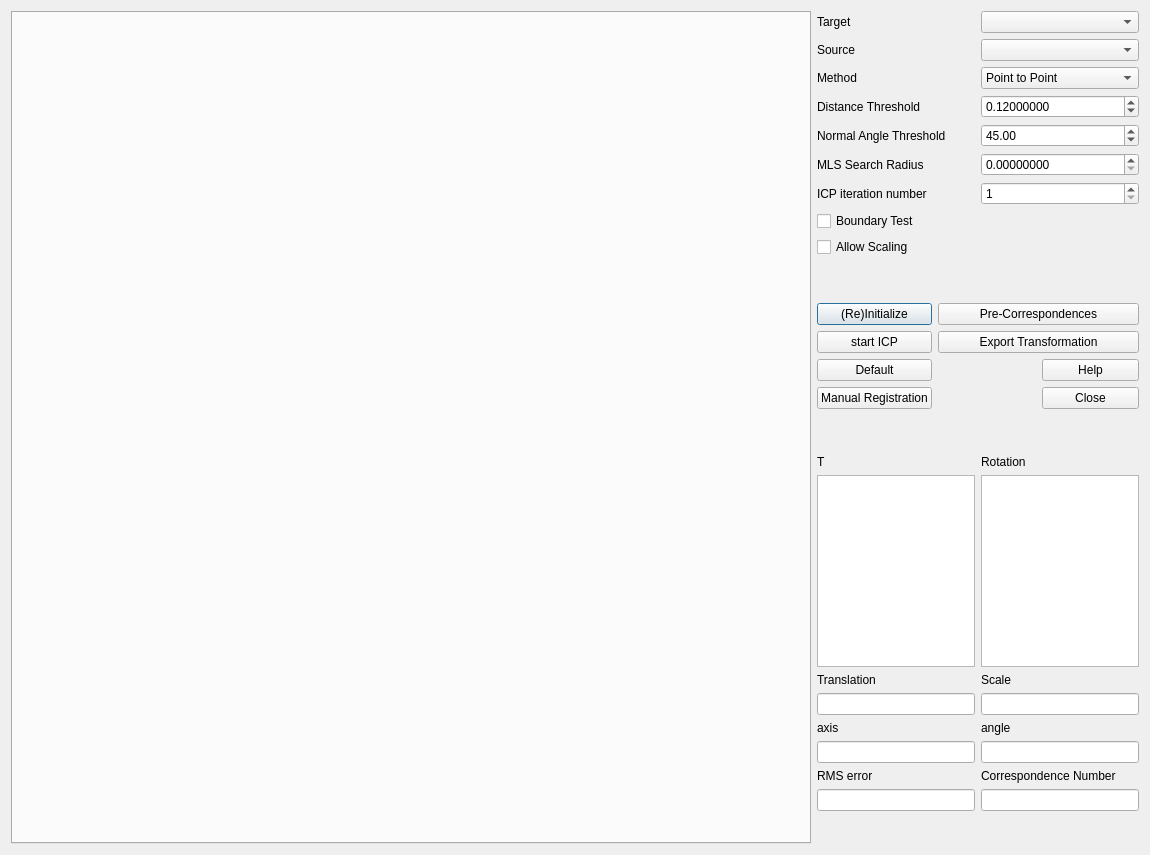
Qt form ui/PairwiseRegistrationDialog.ui (Tonsty/Registar) before a commit.
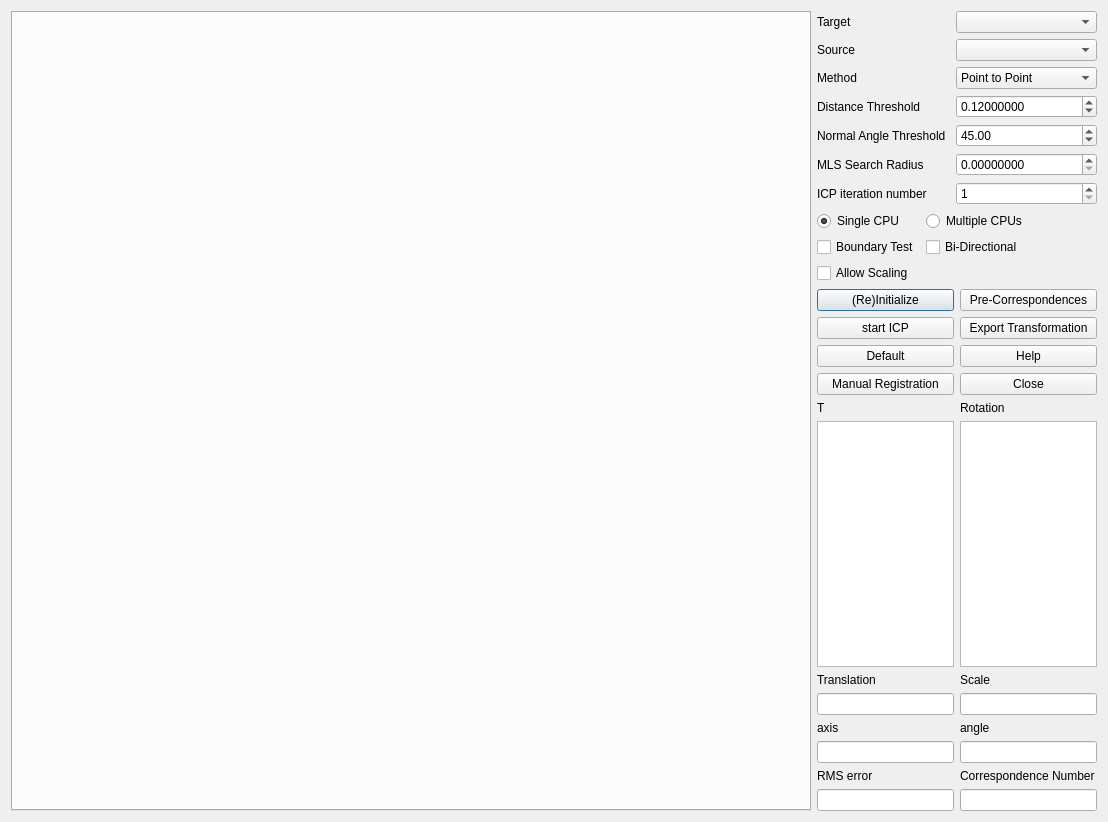
The same form after that commit. Icons and pictures are not drawn.

Commit message: fix a lot bug in PairwiseRegistration and related sections

Patch:
```diff
--- a/ui/PairwiseRegistrationDialog.ui
+++ b/ui/PairwiseRegistrationDialog.ui
@@ -6,8 +6,8 @@
    <rect>
     <x>0</x>
     <y>0</y>
-    <width>1150</width>
-    <height>855</height>
+    <width>1108</width>
+    <height>818</height>
    </rect>
   </property>
   <property name="windowTitle">
@@ -23,7 +23,7 @@
      <property name="minimumSize">
       <size>
        <width>800</width>
-       <height>600</height>
+       <height>800</height>
       </size>
      </property>
      <property name="currentIndex">
@@ -176,31 +176,59 @@
       </layout>
      </item>
      <item>
-      <widget class="QCheckBox" name="boundaryTestCheckBox">
+      <layout class="QGridLayout" name="gridLayout_4">
+       <item row="0" column="0">
+        <widget class="QRadioButton" name="scpuRadioButton">
        <property name="text">
-        <string>Boundary Test</string>
+          <string>Single CPU</string>
+         </property>
+         <property name="checked">
+          <bool>true</bool>
        </property>
       </widget>
      </item>
-     <item>
+       <item row="2" column="0">
       <widget class="QCheckBox" name="scalingCheckBox">
        <property name="text">
         <string>Allow Scaling</string>
        </property>
       </widget>
      </item>
-     <item>
-      <spacer name="verticalSpacer_3">
+       <item row="0" column="1">
+        <widget class="QRadioButton" name="mcpuRadioButton">
+         <property name="text">
+          <string>Multiple CPUs</string>
+         </property>
+        </widget>
+       </item>
+       <item row="1" column="0">
+        <widget class="QCheckBox" name="boundaryTestCheckBox">
+         <property name="text">
+          <string>Boundary Test</string>
+         </property>
+        </widget>
+       </item>
+       <item row="1" column="1">
+        <widget class="QCheckBox" name="biDirectionalCheckBox">
+         <property name="text">
+          <string>Bi-Directional</string>
+         </property>
+        </widget>
+       </item>
+       <item row="2" column="1">
+        <spacer name="horizontalSpacer">
        <property name="orientation">
-        <enum>Qt::Vertical</enum>
+          <enum>Qt::Horizontal</enum>
        </property>
        <property name="sizeHint" stdset="0">
         <size>
-         <width>20</width>
-         <height>40</height>
+           <width>40</width>
+           <height>20</height>
         </size>
        </property>
       </spacer>
+       </item>
+      </layout>
      </item>
      <item>
       <layout class="QGridLayout" name="gridLayout_2">
@@ -211,7 +239,7 @@
          </property>
         </widget>
        </item>
-       <item row="0" column="1" colspan="2">
+       <item row="0" column="1">
         <widget class="QPushButton" name="prePushButton">
          <property name="text">
           <string>Pre-Correspondences</string>
@@ -225,7 +253,7 @@
          </property>
         </widget>
        </item>
-       <item row="1" column="1" colspan="2">
+       <item row="1" column="1">
         <widget class="QPushButton" name="exportPushButton">
          <property name="text">
           <string>Export Transformation</string>
@@ -239,21 +267,21 @@
          </property>
         </widget>
        </item>
-       <item row="3" column="0">
-        <widget class="QPushButton" name="manualPushButton">
-         <property name="text">
-          <string>Manual Registration</string>
-         </property>
-        </widget>
-       </item>
-       <item row="2" column="2">
+       <item row="2" column="1">
         <widget class="QPushButton" name="helpPushButton">
          <property name="text">
           <string>Help</string>
          </property>
         </widget>
        </item>
-       <item row="3" column="2">
+       <item row="3" column="0">
+        <widget class="QPushButton" name="manualPushButton">
+         <property name="text">
+          <string>Manual Registration</string>
+         </property>
+        </widget>
+       </item>
+       <item row="3" column="1">
         <widget class="QPushButton" name="closePushButton">
          <property name="text">
           <string>Close</string>
@@ -262,19 +290,6 @@
        </item>
       </layout>
      </item>
-     <item>
-      <spacer name="verticalSpacer_2">
-       <property name="orientation">
-        <enum>Qt::Vertical</enum>
-       </property>
-       <property name="sizeHint" stdset="0">
-        <size>
-         <width>20</width>
-         <height>40</height>
-        </size>
-       </property>
-      </spacer>
-     </item>
      <item>
       <layout class="QGridLayout" name="gridLayout_3">
        <item row="6" column="0">
@@ -297,8 +312,8 @@
           <string>&lt;!DOCTYPE HTML PUBLIC &quot;-//W3C//DTD HTML 4.0//EN&quot; &quot;http://www.w3.org/TR/REC-html40/strict.dtd&quot;&gt;
 &lt;html&gt;&lt;head&gt;&lt;meta name=&quot;qrichtext&quot; content=&quot;1&quot; /&gt;&lt;style type=&quot;text/css&quot;&gt;
 p, li { white-space: pre-wrap; }
-&lt;/style&gt;&lt;/head&gt;&lt;body style=&quot; font-family:'Sans Serif'; font-size:12pt; font-weight:400; font-style:normal;&quot;&gt;
-&lt;p style=&quot;-qt-paragraph-type:empty; margin-top:0px; margin-bottom:0px; margin-left:0px; margin-right:0px; -qt-block-indent:0; text-indent:0px;&quot;&gt;&lt;br /&gt;&lt;/p&gt;&lt;/body&gt;&lt;/html&gt;</string>
+&lt;/style&gt;&lt;/head&gt;&lt;body style=&quot; font-family:'MS Shell Dlg 2'; font-size:8.25pt; font-weight:400; font-style:normal;&quot;&gt;
+&lt;p style=&quot;-qt-paragraph-type:empty; margin-top:0px; margin-bottom:0px; margin-left:0px; margin-right:0px; -qt-block-indent:0; text-indent:0px; font-family:'Sans Serif'; font-size:12pt;&quot;&gt;&lt;br /&gt;&lt;/p&gt;&lt;/body&gt;&lt;/html&gt;</string>
          </property>
         </widget>
        </item>
@@ -329,8 +344,8 @@
           <string>&lt;!DOCTYPE HTML PUBLIC &quot;-//W3C//DTD HTML 4.0//EN&quot; &quot;http://www.w3.org/TR/REC-html40/strict.dtd&quot;&gt;
 &lt;html&gt;&lt;head&gt;&lt;meta name=&quot;qrichtext&quot; content=&quot;1&quot; /&gt;&lt;style type=&quot;text/css&quot;&gt;
 p, li { white-space: pre-wrap; }
-&lt;/style&gt;&lt;/head&gt;&lt;body style=&quot; font-family:'Sans Serif'; font-size:12pt; font-weight:400; font-style:normal;&quot;&gt;
-&lt;p style=&quot;-qt-paragraph-type:empty; margin-top:0px; margin-bottom:0px; margin-left:0px; margin-right:0px; -qt-block-indent:0; text-indent:0px;&quot;&gt;&lt;br /&gt;&lt;/p&gt;&lt;/body&gt;&lt;/html&gt;</string>
+&lt;/style&gt;&lt;/head&gt;&lt;body style=&quot; font-family:'MS Shell Dlg 2'; font-size:8.25pt; font-weight:400; font-style:normal;&quot;&gt;
+&lt;p style=&quot;-qt-paragraph-type:empty; margin-top:0px; margin-bottom:0px; margin-left:0px; margin-right:0px; -qt-block-indent:0; text-indent:0px; font-family:'Sans Serif'; font-size:12pt;&quot;&gt;&lt;br /&gt;&lt;/p&gt;&lt;/body&gt;&lt;/html&gt;</string>
          </property>
         </widget>
        </item>
@@ -383,19 +398,6 @@
        </item>
       </layout>
      </item>
-     <item>
-      <spacer name="verticalSpacer">
-       <property name="orientation">
-        <enum>Qt::Vertical</enum>
-       </property>
-       <property name="sizeHint" stdset="0">
-        <size>
-         <width>17</width>
-         <height>13</height>
-        </size>
-       </property>
-      </spacer>
-     </item>
     </layout>
    </item>
   </layout>
```
Lines whose indentation alone changed are shown as unchanged. The commit also changes 7 other files.
